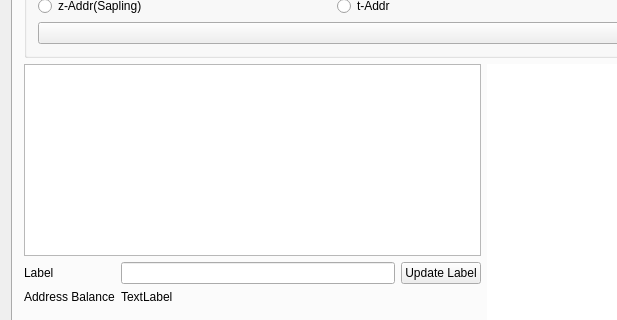
First picture: the form in src/mainwindow.ui, repository z-bitcoinz/BitcoinZ_Blue, before the edit; both pictures show x 0 to 617 and y 102 to 422 of the 968 by 616 pixel window.
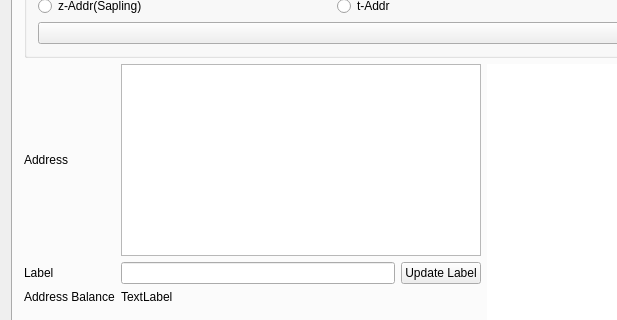
Second picture: the form after the edit. The open tabs and pages were chosen to show the change. Icons and pictures are not drawn. Custom widgets are drawn as their Qt base class.

Patch:
```diff
--- a/src/mainwindow.ui
+++ b/src/mainwindow.ui
@@ -22,7 +22,7 @@
     <item row="0" column="0">
      <widget class="QTabWidget" name="tabWidget">
       <property name="currentIndex">
-       <number>2</number>
+       <number>1</number>
       </property>
       <widget class="QWidget" name="tab">
        <attribute name="title">
@@ -656,56 +656,63 @@
            <layout class="QHBoxLayout" name="horizontalLayout_11">
             <item>
              <layout class="QVBoxLayout" name="verticalLayout_10">
-              <item>
-               <widget class="QPlainTextEdit" name="txtRecieve">
-                <property name="sizePolicy">
-                 <sizepolicy hsizetype="Expanding" vsizetype="Preferred">
-                  <horstretch>0</horstretch>
-                  <verstretch>0</verstretch>
-                 </sizepolicy>
-                </property>
-                <property name="readOnly">
-                 <bool>true</bool>
-                </property>
-               </widget>
-              </item>
               <item>
                <layout class="QGridLayout" name="gridLayout_4">
-                <item row="0" column="0">
+                <item row="1" column="0">
                  <widget class="QLabel" name="label_7">
                   <property name="text">
                    <string>Label</string>
                   </property>
                  </widget>
                 </item>
-                <item row="0" column="1">
-                 <widget class="QLineEdit" name="rcvLabel">
-                  <property name="maxLength">
-                   <number>40</number>
-                  </property>
-                 </widget>
-                </item>
-                <item row="0" column="2">
+                <item row="1" column="2">
                  <widget class="QPushButton" name="rcvUpdateLabel">
                   <property name="text">
                    <string>Update Label</string>
                   </property>
                  </widget>
                 </item>
-                <item row="1" column="0">
+                <item row="2" column="0">
                  <widget class="QLabel" name="label_21">
                   <property name="text">
                    <string>Address Balance</string>
                   </property>
                  </widget>
                 </item>
-                <item row="1" column="1" colspan="2">
+                <item row="1" column="1">
+                 <widget class="QLineEdit" name="rcvLabel">
+                  <property name="maxLength">
+                   <number>40</number>
+                  </property>
+                 </widget>
+                </item>
+                <item row="2" column="1" colspan="2">
                  <widget class="QLabel" name="rcvBal">
                   <property name="text">
                    <string>TextLabel</string>
                   </property>
                  </widget>
                 </item>
+                <item row="0" column="1" colspan="2">
+                 <widget class="QPlainTextEdit" name="txtRecieve">
+                  <property name="sizePolicy">
+                   <sizepolicy hsizetype="Expanding" vsizetype="Preferred">
+                    <horstretch>0</horstretch>
+                    <verstretch>0</verstretch>
+                   </sizepolicy>
+                  </property>
+                  <property name="readOnly">
+                   <bool>true</bool>
+                  </property>
+                 </widget>
+                </item>
+                <item row="0" column="0">
+                 <widget class="QLabel" name="label_10">
+                  <property name="text">
+                   <string>Address</string>
+                  </property>
+                 </widget>
+                </item>
                </layout>
               </item>
               <item>
```
